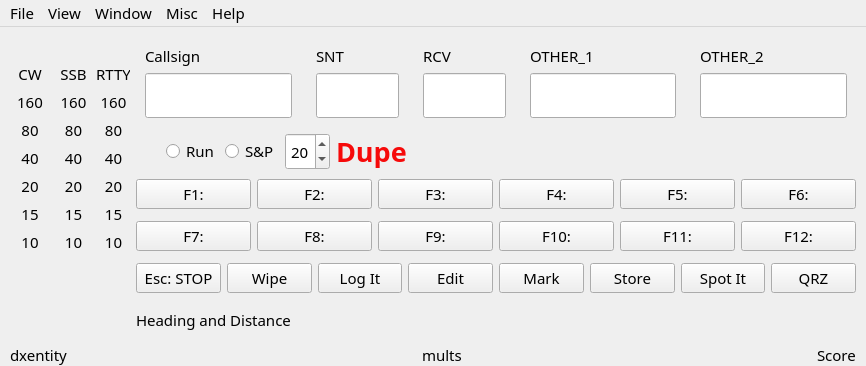
The window that not1mm/data/main.ui (mbridak/not1mm) describes before a commit, drawn with Qt 5.
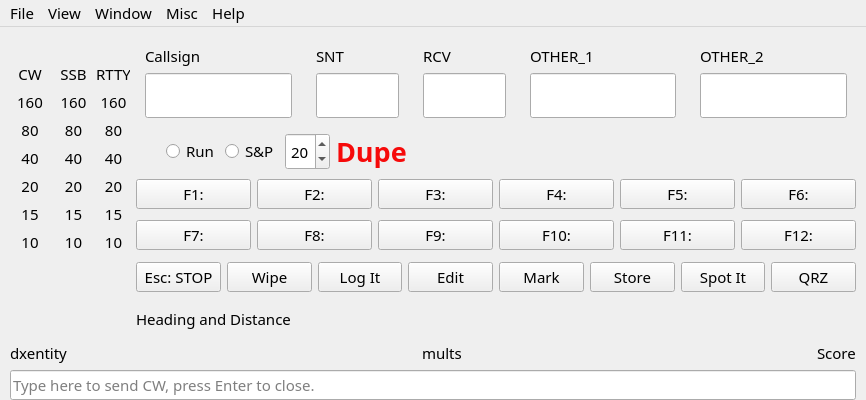
The same window after the commit.

Commit message: Add freeform CW entry.

Patch:
```diff
--- a/not1mm/data/main.ui
+++ b/not1mm/data/main.ui
@@ -10,7 +10,7 @@
     <x>0</x>
     <y>0</y>
     <width>866</width>
-    <height>366</height>
+    <height>400</height>
    </rect>
   </property>
   <property name="sizePolicy">
@@ -48,8 +48,8 @@
     <property name="bottomMargin">
      <number>0</number>
     </property>
-    <item row="0" column="0">
-     <layout class="QVBoxLayout" name="verticalLayout" stretch="1,0">
+    <item row="1" column="0">
+     <layout class="QVBoxLayout" name="verticalLayout" stretch="1,0,0">
       <item>
        <layout class="QHBoxLayout" name="mainsection">
         <item>
@@ -1015,6 +1015,13 @@
         </item>
        </layout>
       </item>
+      <item>
+       <widget class="QLineEdit" name="cw_entry">
+        <property name="placeholderText">
+         <string>Type here to send CW, press Enter to close.</string>
+        </property>
+       </widget>
+      </item>
      </layout>
     </item>
    </layout>
```
